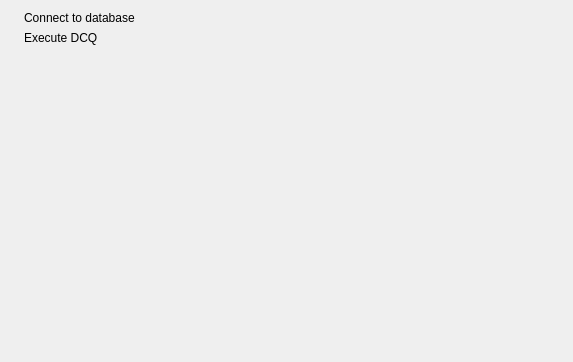
Qt form qtz/widgets/data/wizard-page-create-database-operation.ui (soroush/Qtz) before a commit.
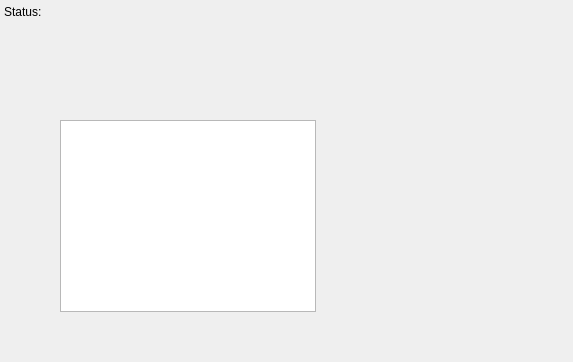
The same form after that commit.

Patch:
```diff
--- a/qtz/widgets/data/wizard-page-create-database-operation.ui
+++ b/qtz/widgets/data/wizard-page-create-database-operation.ui
@@ -13,36 +13,29 @@
   <property name="windowTitle">
    <string>WizardPage</string>
   </property>
-  <layout class="QFormLayout" name="formLayout">
-   <item row="0" column="0">
-    <widget class="QLabel" name="labelConnect">
-     <property name="text">
-      <string/>
-     </property>
-    </widget>
-   </item>
-   <item row="0" column="1">
-    <widget class="QLabel" name="labelConnect_2">
-     <property name="text">
-      <string>Connect to database</string>
-     </property>
-    </widget>
-   </item>
-   <item row="1" column="0">
-    <widget class="QLabel" name="labelExecure">
+  <widget class="QListWidget" name="listWidget">
+   <property name="geometry">
+    <rect>
+     <x>60</x>
+     <y>120</y>
+     <width>256</width>
+     <height>192</height>
+    </rect>
+   </property>
+  </widget>
+  <widget class="QLabel" name="label">
+   <property name="geometry">
+    <rect>
+     <x>4</x>
+     <y>4</y>
+     <width>40</width>
+     <height>16</height>
+    </rect>
+   </property>
      <property name="text">
-      <string/>
-     </property>
-    </widget>
-   </item>
-   <item row="1" column="1">
-    <widget class="QLabel" name="labelExecure_2">
-     <property name="text">
-      <string>Execute DCQ</string>
-     </property>
-    </widget>
-   </item>
-  </layout>
+    <string>Status:</string>
+   </property>
+  </widget>
  </widget>
  <resources/>
  <connections/>
```
Lines whose indentation alone changed are shown as unchanged.
